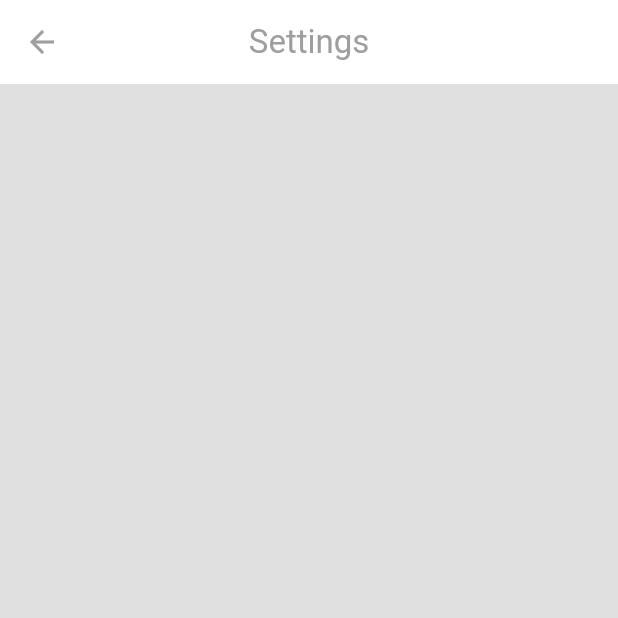
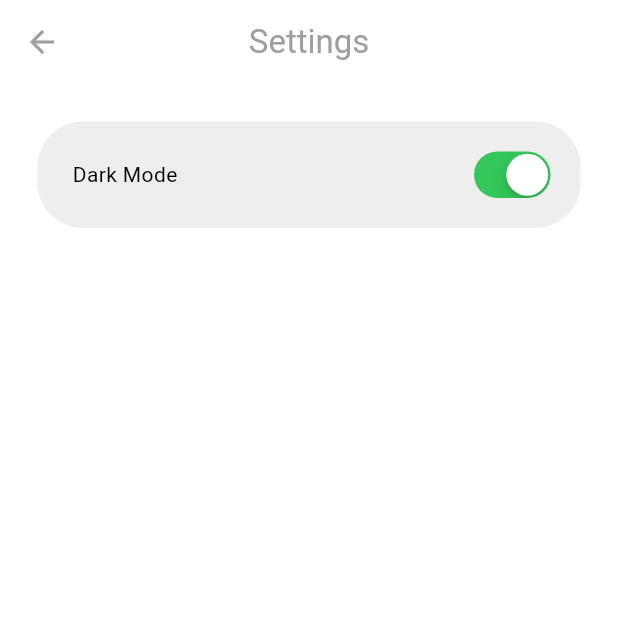
Before and after one commit to Darrylwin/minimal_chat, a Flutter app: the screen it shows once a user with an empty profile is signed in, in the side drawer, after a tap on "S E T T I N G S", on a phone screen of 412 x 824 dp, the top half of it. Run offline on Flutter 3.47's test engine with Material 3 defaults, Android fonts, the phone set to English and light mode, and no system bars; our stand-ins replace cloud_firestore, firebase_auth, firebase_core; accounts and stored records are empty.

Commit message:
switcher design

```diff
--- a/lib/pages/setings_page.dart
+++ b/lib/pages/setings_page.dart
@@ -1,3 +1,4 @@
+import 'package:flutter/cupertino.dart';
 import 'package:flutter/material.dart';
 
 class SettingsPage extends StatelessWidget {
@@ -6,14 +7,38 @@ class SettingsPage extends StatelessWidget {
   @override
   Widget build(BuildContext context) {
     return Scaffold(
+      backgroundColor: Theme.of(context).colorScheme.background,
       appBar: AppBar(
         title: const Text(
           "Settings",
         ),
         centerTitle: true,
-        backgroundColor: Theme.of(context).colorScheme.background,
+        backgroundColor: Colors.transparent,
         foregroundColor: Colors.grey,
         elevation: 0,
+      ),
+      body: Container(
+        decoration: BoxDecoration(
+          color: Theme.of(context).colorScheme.secondary,
+          borderRadius: BorderRadius.circular(
+            30,
+          ),
+        ),
+        margin: EdgeInsets.all(25),
+        padding: EdgeInsets.all(16),
+        child: Row(
+          mainAxisAlignment: MainAxisAlignment.spaceBetween,
+          children: [
+            // dark mode
+            Text('  Dark Mode'),
+
+            // switch toggle
+            CupertinoSwitch(
+              value: true,
+              onChanged: (value) {},
+            ),
+          ],
+        ),
       ),
     );
   }
```
